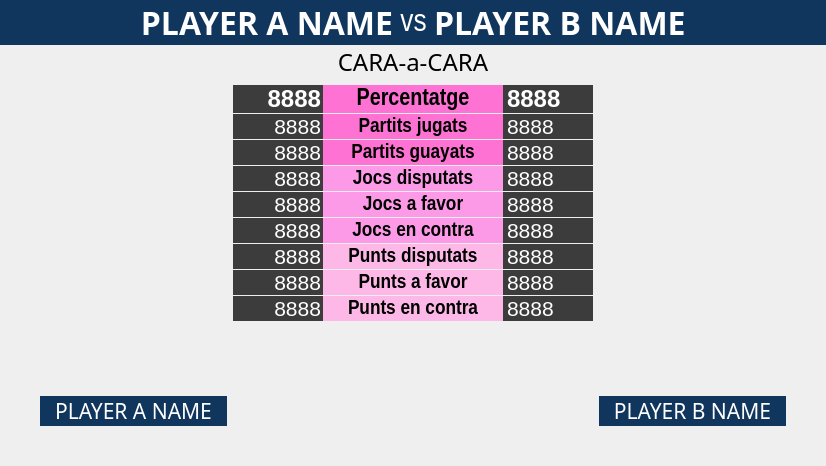
xiaoyuanyangxu/sportroom-qt, file playerstatsform.ui: the form before one commit.
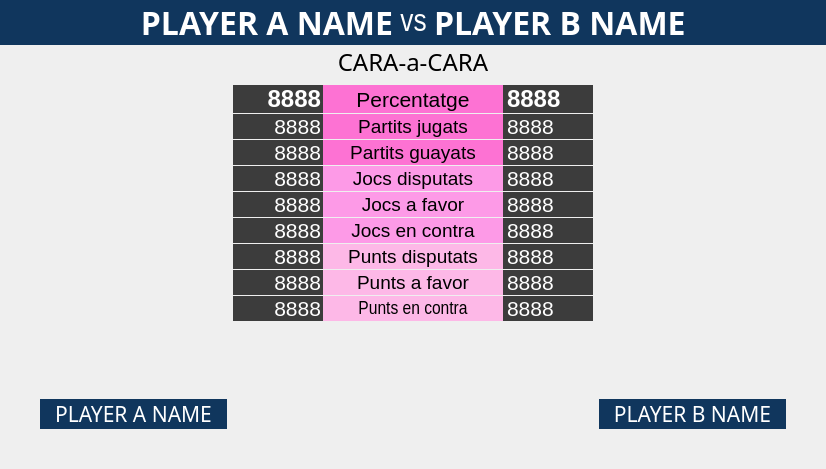
The form after the commit.

What changed in the file:
```diff
--- a/playerstatsform.ui
+++ b/playerstatsform.ui
@@ -7,7 +7,7 @@
     <x>0</x>
     <y>0</y>
     <width>826</width>
-    <height>466</height>
+    <height>469</height>
    </rect>
   </property>
   <property name="sizePolicy">
@@ -355,10 +355,10 @@
            </property>
            <property name="font">
             <font>
-             <family>Arial Narrow</family>
-             <pointsize>18</pointsize>
-             <weight>75</weight>
-             <bold>true</bold>
+             <family>Arial</family>
+             <pointsize>16</pointsize>
+             <weight>50</weight>
+             <bold>false</bold>
             </font>
            </property>
            <property name="layoutDirection">
@@ -488,10 +488,10 @@
            </property>
            <property name="font">
             <font>
-             <family>Arial Narrow</family>
-             <pointsize>16</pointsize>
-             <weight>75</weight>
-             <bold>true</bold>
+             <family>Arial</family>
+             <pointsize>14</pointsize>
+             <weight>50</weight>
+             <bold>false</bold>
             </font>
            </property>
            <property name="layoutDirection">
@@ -621,10 +621,10 @@
            </property>
            <property name="font">
             <font>
-             <family>Arial Narrow</family>
-             <pointsize>16</pointsize>
-             <weight>75</weight>
-             <bold>true</bold>
+             <family>Arial</family>
+             <pointsize>14</pointsize>
+             <weight>50</weight>
+             <bold>false</bold>
             </font>
            </property>
            <property name="layoutDirection">
@@ -754,10 +754,10 @@
            </property>
            <property name="font">
             <font>
-             <family>Arial Narrow</family>
-             <pointsize>16</pointsize>
-             <weight>75</weight>
-             <bold>true</bold>
+             <family>Arial</family>
+             <pointsize>14</pointsize>
+             <weight>50</weight>
+             <bold>false</bold>
             </font>
            </property>
            <property name="layoutDirection">
@@ -887,10 +887,10 @@
            </property>
            <property name="font">
             <font>
-             <family>Arial Narrow</family>
-             <pointsize>16</pointsize>
-             <weight>75</weight>
-             <bold>true</bold>
+             <family>Arial</family>
+             <pointsize>14</pointsize>
+             <weight>50</weight>
+             <bold>false</bold>
             </font>
            </property>
            <property name="layoutDirection">
@@ -1020,10 +1020,10 @@
            </property>
            <property name="font">
             <font>
-             <family>Arial Narrow</family>
-             <pointsize>16</pointsize>
-             <weight>75</weight>
-             <bold>true</bold>
+             <family>Arial</family>
+             <pointsize>14</pointsize>
+             <weight>50</weight>
+             <bold>false</bold>
             </font>
            </property>
            <property name="layoutDirection">
@@ -1153,10 +1153,10 @@
            </property>
            <property name="font">
             <font>
-             <family>Arial Narrow</family>
-             <pointsize>16</pointsize>
-             <weight>75</weight>
-             <bold>true</bold>
+             <family>Arial</family>
+             <pointsize>14</pointsize>
+             <weight>50</weight>
+             <bold>false</bold>
             </font>
            </property>
            <property name="layoutDirection">
@@ -1286,10 +1286,10 @@
            </property>
            <property name="font">
             <font>
-             <family>Arial Narrow</family>
-             <pointsize>16</pointsize>
-             <weight>75</weight>
-             <bold>true</bold>
+             <family>Arial</family>
+             <pointsize>14</pointsize>
+             <weight>50</weight>
+             <bold>false</bold>
             </font>
            </property>
            <property name="layoutDirection">
@@ -1420,9 +1420,9 @@
            <property name="font">
             <font>
              <family>Arial Narrow</family>
-             <pointsize>16</pointsize>
-             <weight>75</weight>
-             <bold>true</bold>
+             <pointsize>14</pointsize>
+             <weight>50</weight>
+             <bold>false</bold>
             </font>
            </property>
            <property name="layoutDirection">
```
